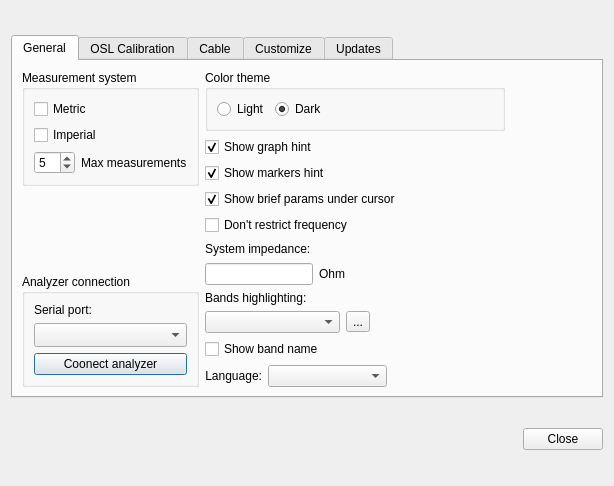
First picture: the form in settings.ui, repository rigexpert/AntScope2, before the edit.
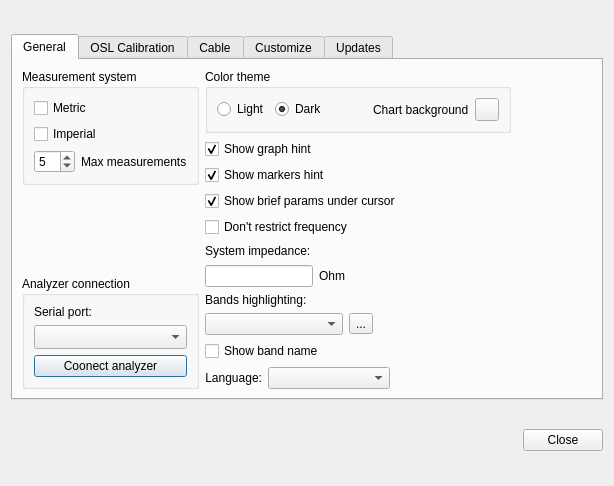
Second picture: the form after the edit.

```diff
--- a/settings.ui
+++ b/settings.ui
@@ -196,6 +196,20 @@
                   </property>
                  </spacer>
                 </item>
+                <item>
+                 <widget class="QLabel" name="label_24">
+                  <property name="text">
+                   <string>Chart background</string>
+                  </property>
+                 </widget>
+                </item>
+                <item>
+                 <widget class="QToolButton" name="bkgButton">
+                  <property name="text">
+                   <string/>
+                  </property>
+                 </widget>
+                </item>
                </layout>
               </widget>
              </item>
```
Left out of the diff: 3 changed lines with no effect on the pictures.
